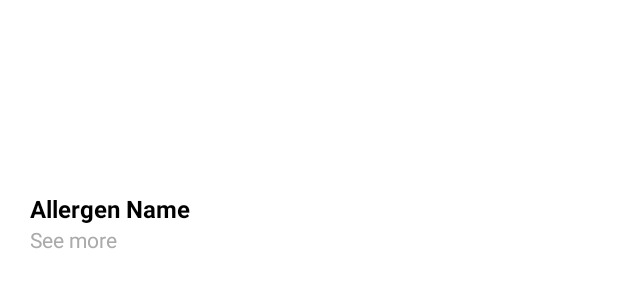
After one commit to KarlisFTW/Sabalancec, an Android app: the layout allergen_item.xml on its own in the app's theme, with its tools: preview values and no code run, on a phone screen of 412 x 824 dp. The commit adds this screen. Shown: the top 300 px of the screen. Run offline under Robolectric (Android 15) with nearby library versions, the phone set to English and light mode, and no system bars.

Commit message:
Allergen API pull, next commit will have description mock up page

```diff
--- a/app/build.gradle.kts
+++ b/app/build.gradle.kts
@@ -1,6 +1,7 @@
 plugins {
     alias(libs.plugins.android.application)
     alias(libs.plugins.kotlin.android)
+    id("kotlin-parcelize")
 }
 
 android {
@@ -45,7 +46,7 @@ dependencies {
     androidTestImplementation(libs.androidx.espresso.core)
     implementation(libs.androidx.navigation.fragment.ktx)
     implementation(libs.androidx.navigation.ui.ktx)
-    implementation ("com.squareup.retrofit2:retrofit:2.9.0")
+    implementation (libs.retrofit)
     implementation ("com.squareup.retrofit2:converter-gson:2.9.0")
     implementation("com.hbb20:ccp:2.6.0")
     implementation (libs.androidx.core.splashscreen)
--- /dev/null
+++ b/app/src/main/res/layout/allergen_item.xml
@@ -0,0 +1,35 @@
+<?xml version="1.0" encoding="utf-8"?>
+<LinearLayout xmlns:android="http://schemas.android.com/apk/res/android"
+    android:layout_width="match_parent"
+    android:layout_height="wrap_content"
+    android:orientation="vertical"
+    android:padding="12dp"
+    android:layout_margin="8dp"
+    android:elevation="2dp">
+
+    <ImageView
+        android:id="@+id/img_allergen"
+        android:layout_width="match_parent"
+        android:layout_height="100dp"
+        android:scaleType="centerCrop"
+
+        android:clipToOutline="true" />
+
+    <TextView
+        android:id="@+id/txt_allergen_name"
+        android:layout_width="wrap_content"
+        android:layout_height="wrap_content"
+        android:text="Allergen Name"
+        android:textStyle="bold"
+        android:textSize="16sp"
+        android:layout_marginTop="8dp"
+        android:textColor="@android:color/black" />
+
+    <TextView
+        android:id="@+id/txt_see_more"
+        android:layout_width="wrap_content"
+        android:layout_height="wrap_content"
+        android:text="See more"
+        android:textSize="14sp"
+        android:textColor="@android:color/darker_gray" />
+</LinearLayout>
```
Also changed, not shown: app/src/main/java/com/example/sabalancec/Adapter/AllergenAdapter.kt (added, +35 -0 lines), app/src/main/java/com/example/sabalancec/AllergenApi/AllergenAPI.kt (added, +10 -0 lines), app/src/main/java/com/example/sabalancec/AllergenApi/AllergenResponse.kt (added, +7 -0 lines), app/src/main/java/com/example/sabalancec/AllergenApi/ApiClient.kt (added, +16 -0 lines), app/src/main/java/com/example/sabalancec/Data/Allergen.kt (added, +12 -0 lines), app/src/main/java/com/example/sabalancec/Fragments/AllergensFragment.kt (+48 -2 lines), app/src/main/res/layout/fragment_allergens.xml (+15 -1 lines).
